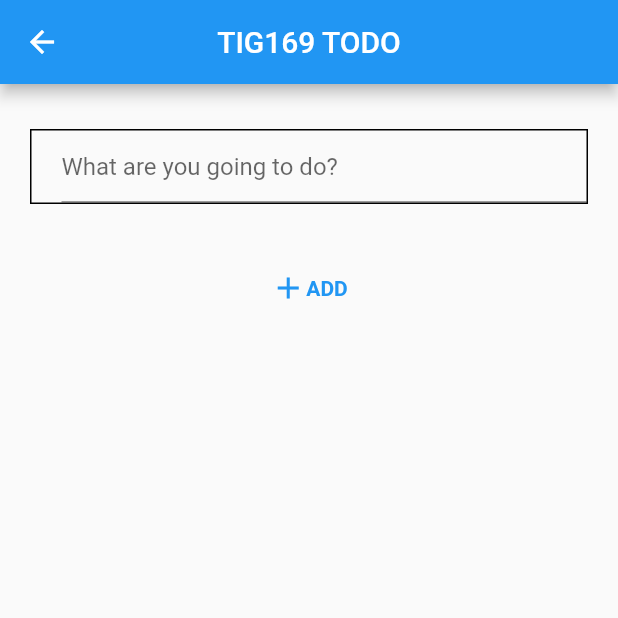
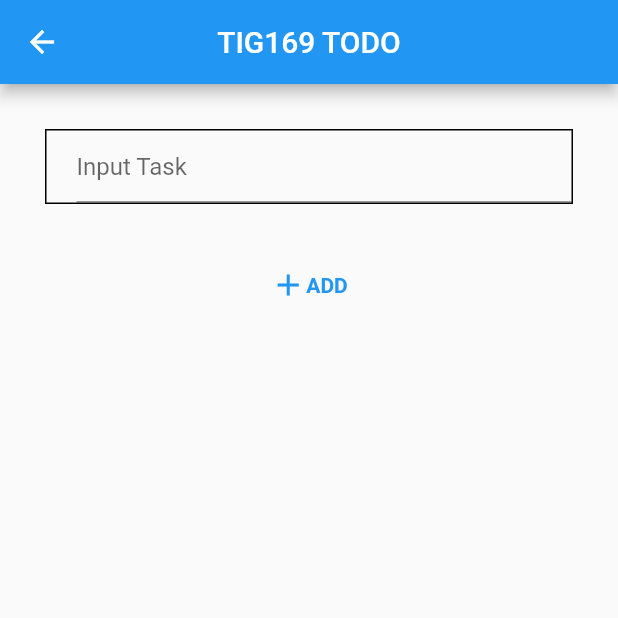
Before and after one commit to gu-tig169-ht21/gusskinsa, a Flutter app: the screen it shows after launch, after a tap on the "add" icon, on a phone screen of 412 x 824 dp, the top half of it. Run offline on Flutter 3.47's test engine with Material 2 defaults, Android fonts, the phone set to English and light mode, and no system bars.

```diff
--- a/lib/SecondView.dart
+++ /dev/null
@@ -1,62 +0,0 @@
-// ignore_for_file: file_names
-
-import 'package:flutter/material.dart';
-
-class SecondView extends StatelessWidget {
-  Widget build(BuildContext context) {
-    return Scaffold(
-      appBar: AppBar(
-        centerTitle: true,
-        title: const Text('TIG169 TODO'),
-      ),
-      body: Center(
-        child: Column(
-          children: [
-            _addTask(),
-            Container(
-              height: 32,
-            ),
-            _addButton(context),
-          ],
-        ),
-      ),
-    );
-  }
-
-  Widget _addTask() {
-    return Container(
-      margin: const EdgeInsets.only(top: 30, left: 20, right: 20),
-      decoration: BoxDecoration(border: Border.all(color: Colors.black)),
-      child: const Padding(
-        padding: EdgeInsets.only(left: 20),
-        child: TextField(
-          decoration: InputDecoration(
-            hintText: 'What are you going to do?',
-          ),
-        ),
-      ),
-    );
-  }
-
-  Widget _addButton(context) {
-    return Row(
-      mainAxisAlignment: MainAxisAlignment.center,
-      children: [
-        TextButton(
-          onPressed: () {
-            Navigator.pop(context);
-          },
-          child: Row(
-            children: [
-              Icon(Icons.add),
-              Text(
-                'ADD',
-                style: TextStyle(fontWeight: FontWeight.bold),
-              ),
-            ],
-          ),
-        )
-      ],
-    );
-  }
-}
--- /dev/null
+++ b/lib/item_list.dart
@@ -0,0 +1,40 @@
+import 'package:flutter/cupertino.dart';
+import 'package:flutter/material.dart';
+import 'package:provider/provider.dart';
+
+import 'item_model.dart';
+
+class ItemList extends StatelessWidget {
+  final List<Task> list;
+
+  ItemList(this.list);
+  Widget build(BuildContext context) {
+    return ListView(
+        children: list.map((Task task) => _taskItem(context, task)).toList());
+  }
+
+  Widget _taskItem(context, Task item) {
+    var state = Provider.of<myState>(context, listen: false);
+    return Card(
+      child: ListTile(
+        leading: Checkbox(
+          value: item.done,
+          onChanged: (value) {
+            state.setStatus(item);
+          },
+        ),
+        title: Text(
+          item.event,
+          style: TextStyle(
+              decoration: item.done ? TextDecoration.lineThrough : null),
+        ),
+        trailing: IconButton(
+          onPressed: () {
+            state.removeItem(item);
+          },
+          icon: const Icon(Icons.close),
+        ),
+      ),
+    );
+  }
+}
--- /dev/null
+++ b/lib/item_list_edit.dart
@@ -0,0 +1,71 @@
+import 'package:flutter/cupertino.dart';
+import 'package:flutter/material.dart';
+
+import 'item_model.dart';
+
+class ItemListEdit extends StatefulWidget {
+  final Task event;
+  ItemListEdit(this.event);
+
+  @override
+  State<StatefulWidget> createState() {
+    return item_list_edit_state(event);
+  }
+}
+
+class item_list_edit_state extends State<ItemListEdit> {
+  String event = 'Event';
+  TextEditingController textEditingController = TextEditingController();
+
+  item_list_edit_state(Task todo) {
+    this.event = todo.event;
+
+    textEditingController.addListener(() {
+      setState(() {
+        event = textEditingController.text;
+      });
+    });
+  }
+
+  Widget build(BuildContext context) {
+    return Scaffold(
+      appBar: AppBar(
+        centerTitle: true,
+        title: const Text('TIG169 TODO'),
+      ),
+      body: Center(
+        child: Column(
+          children: [
+            Container(
+              margin: const EdgeInsets.all(30),
+              decoration:
+                  BoxDecoration(border: Border.all(color: Colors.black)),
+              child: Padding(
+                padding: const EdgeInsets.only(left: 20),
+                child: TextField(
+                  controller: textEditingController,
+                  decoration: InputDecoration(hintText: 'Input Task'),
+                ),
+              ),
+            ),
+            TextButton(
+              onPressed: () {
+                Navigator.pop(context, Task(event));
+              },
+              child: Row(
+                mainAxisAlignment: MainAxisAlignment.center,
+                children: const [
+                  Icon(Icons.add),
+                  Text(
+                    'ADD',
+                    style: TextStyle(fontWeight: FontWeight.bold),
+                  ),
+                ],
+              ),
+            ),
+          ],
+        ),
+      ),
+    );
+  }
+}
--- /dev/null
+++ b/lib/item_list_view.dart
@@ -0,0 +1,70 @@
+import 'package:flutter/material.dart';
+import 'item_list.dart';
+import 'item_list_edit.dart';
+import 'package:provider/provider.dart';
+
+import 'item_model.dart';
+
+class ItemListView extends StatelessWidget {
+  Widget build(BuildContext context) {
+    return Scaffold(
+      appBar: AppBar(
+        centerTitle: true,
+        title: const Text('TIG169 TODO'),
+        actions: <Widget>[
+          PopupMenuButton(
+            onSelected: (value) {
+              Provider.of<myState>(context, listen: false)
+                  .setFilterBy(value.toString());
+            },
+            itemBuilder: (context) => [
+              const PopupMenuItem(
+                child: Text('all'),
+                value: 'all',
+              ),
+              const PopupMenuItem(
+                child: Text('done'),
+                value: 'done',
+              ),
+              const PopupMenuItem(
+                child: Text('not done'),
+                value: 'not done',
+              ),
+            ],
+          ),
+        ],
+      ),
+      body: Consumer<myState>(
+        builder: (context, state, child) =>
+            ItemList(_filterList(state.list, state.filterBy)),
+      ),
+      floatingActionButton: FloatingActionButton(
+        child: const Icon(Icons.add),
+        onPressed: () async {
+          var newItem = await Navigator.push(
+            context,
+            MaterialPageRoute(
+              builder: (context) => ItemListEdit(
+                Task('Event'),
+              ),
+            ),
+          );
+          if (newItem != null) {
+            Provider.of<myState>(context, listen: false).addItem(newItem);
+          }
+        },
+      ),
+    );
+  }
+
+  List<Task> _filterList(list, filterBy) {
+    if (filterBy == 'all') return list;
+    if (filterBy == 'not done') {
+      return list.where((item) => item.done == false).toList();
+    }
+    if (filterBy == 'done') {
+      return list.where((item) => item.done == true).toList();
+    }
+    return list;
+  }
+}
--- /dev/null
+++ b/lib/item_model.dart
@@ -0,0 +1,40 @@
+import 'package:flutter/material.dart';
+
+class Task {
+  String event;
+  bool done;
+  String value;
+  Task(this.event, {this.done = false, this.value = 'all'});
+
+  void toggleCompleted(Task item) {
+    done = !done;
+  }
+}
+
+class myState extends ChangeNotifier {
+  List<Task> _itemlist = [];
+  String _filterBy = 'all';
+
+  List<Task> get list => _itemlist;
+  String get filterBy => _filterBy;
+
+  void addItem(Task item) {
+    _itemlist.add(item);
+    notifyListeners();
+  }
+
+  void removeItem(Task item) {
+    _itemlist.remove(item);
+    notifyListeners();
+  }
+
+  void setStatus(Task item) {
+    item.toggleCompleted(item);
+    notifyListeners();
+  }
+
+  void setFilterBy(String filterBy) {
+    this._filterBy = filterBy;
+    notifyListeners();
+  }
+}
--- a/lib/main.dart
+++ b/lib/main.dart
@@ -1,43 +1,32 @@
 import 'package:flutter/material.dart';
 import 'package:provider/provider.dart';
 
-import './SecondView.dart';
+import 'item_model.dart';
+import 'item_list_view.dart';
 
 void main() {
-  runApp(const MyApp());
+  var state = myState();
+  runApp(
+    ChangeNotifierProvider(create: (context) => state, child: MyApp()),
+  );
 }
 
 class MyApp extends StatelessWidget {
-  const MyApp({Key? key}) : super(key: key);
-
   @override
   Widget build(BuildContext context) {
     return MaterialApp(
-      title: 'Steg1',
+      title: 'TIG169 TODO',
       theme: ThemeData(
         primarySwatch: Colors.blue,
       ),
-      home: const MyHomePage(
-        title: 'TIG169 TOdDO',
-      ),
-    );
-  }
-}
-
-class myAppBar extends AppBar {
-  Widget build(BuildContext) {
-    return AppBar(
-      centerTitle: true,
-      title: const Text('TIG169 TODO'),
-      actions: <Widget>[
-        IconButton(onPressed: () {}, icon: Icon(Icons.more_vert)),
-      ],
+      home: ItemListView(),
     );
   }
 }
 
 class MyHomePage extends StatefulWidget {
   const MyHomePage({Key? key, required this.title}) : super(key: key);
+
   final String title;
 
   @override
@@ -49,61 +38,18 @@ class _MyHomePageState extends State<MyHomePage> {
   Widget build(BuildContext context) {
     return Scaffold(
       appBar: AppBar(
-        centerTitle: true,
-        //backgroundColor: Colors.blue,
-        title: const Text('TIG169 TODO'),
-        actions: <Widget>[
-          IconButton(onPressed: () {}, icon: Icon(Icons.more_vert)),
-        ],
+        title: Text(widget.title),
       ),
       body: Center(
-        child: ListView(
-          children: <Widget>[
-            _item('FlutterApp'),
-            _item('FlutterApp'),
-            _item('FlutterApp'),
-          ],
+        child: Column(
+          mainAxisAlignment: MainAxisAlignment.center,
+          children: <Widget>[],
         ),
       ),
       floatingActionButton: FloatingActionButton(
-        onPressed: () async {
-          var newItem = await Navigator.push(
-              context, MaterialPageRoute(builder: (context) => SecondView()));
-        },
+        onPressed: () {},
         child: const Icon(Icons.add),
       ),
     );
   }
-
-  Widget _item(todo) {
-    /*
-    var items = ['Flutter', 'Diska', 'Städa', "Handla"];
-    var listItems = List.generate(20, (index) => '${items[index % 4]} $index');
-    */
-    bool ischecked = false;
-    return StatefulBuilder(
-        builder: (BuildContext context, StateSetter setState) {
-      return Card(
-        child: ListTile(
-          leading: Checkbox(
-            value: ischecked,
-            onChanged: (val) {
-              setState(() {
-                ischecked = val!;
-              });
-            },
-          ),
-          title: Text(
-            todo,
-            style: TextStyle(
-                decoration: ischecked ? TextDecoration.lineThrough : null),
-          ),
-          trailing: IconButton(
-            onPressed: () {},
-            icon: const Icon(Icons.close),
-          ),
-        ),
-      );
-    });
-  }
 }
```
Also changed, not shown: lib/ItemList.dart (deleted, +0 -36 lines), lib/itemModel.dart (deleted, +0 -21 lines), 1 other file.
